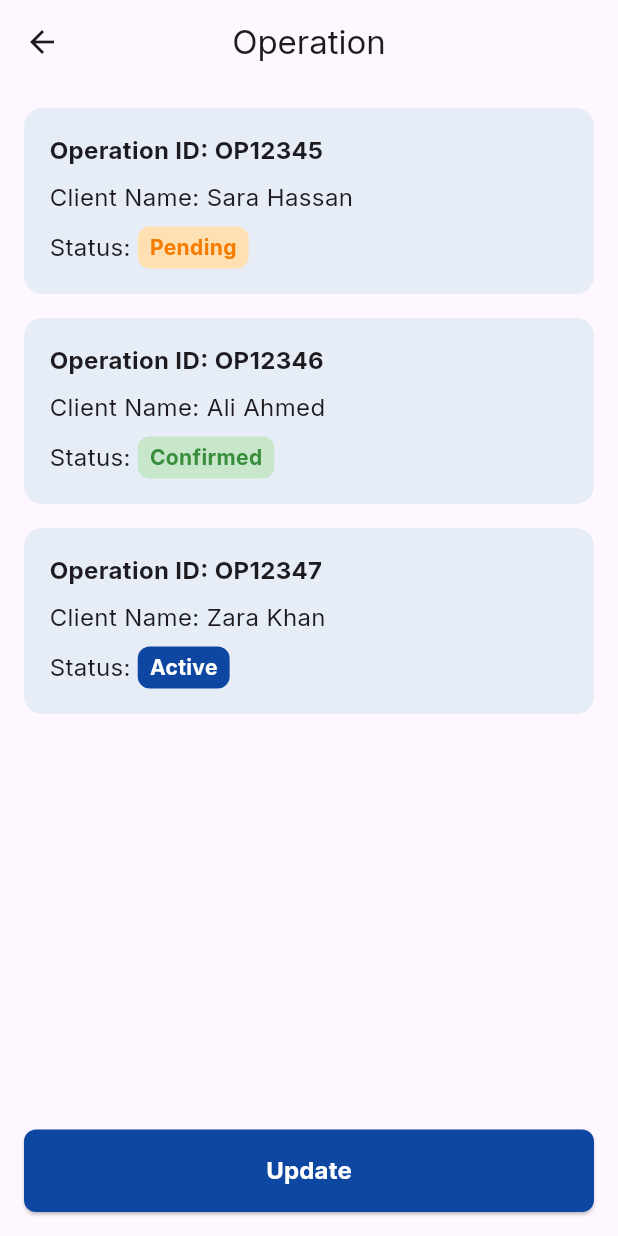
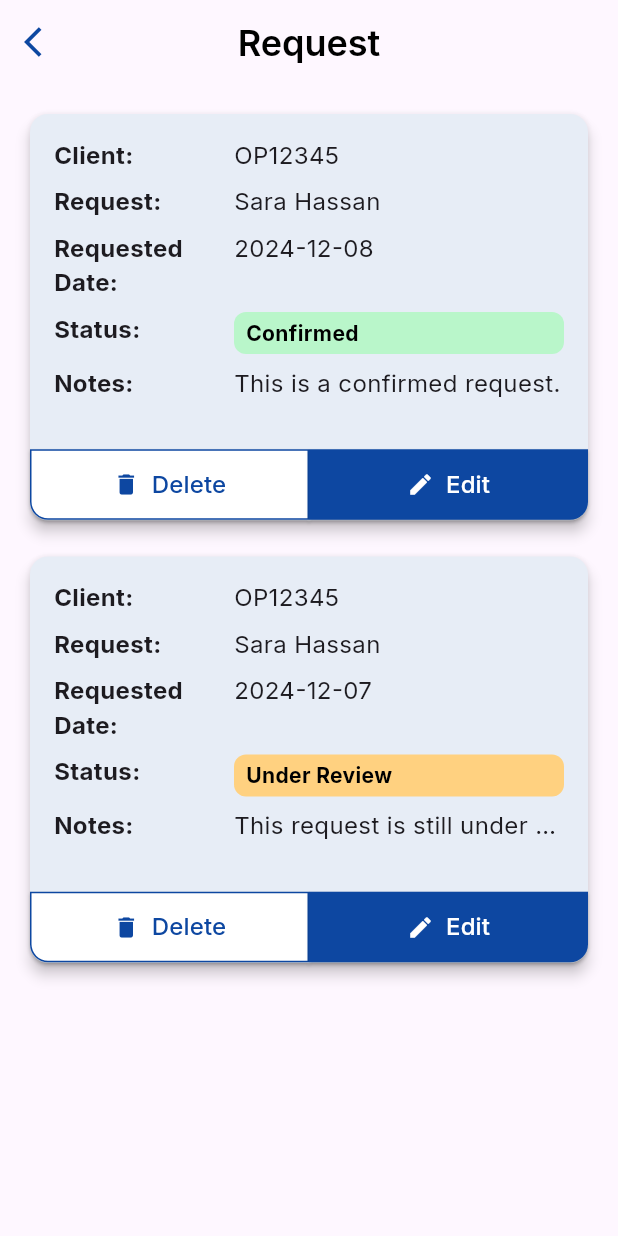
Before and after one commit to Moazzibrahim/Travelta, a Flutter app: the AdminHomeScreen screen opened directly, after a tap on "Request", on a phone screen of 412 x 824 dp. Run offline on Flutter 3.47's test engine with Material 3 defaults, Android fonts, the phone set to English and light mode, and no system bars; our stand-ins replace flutter_svg, google_fonts, pinput.

Commit message:
home screen

```diff
--- a/lib/constants/colors.dart
+++ b/lib/constants/colors.dart
@@ -1,3 +1,4 @@
 import 'package:flutter/material.dart';
 
 Color mainColor = const Color(0xFF0D47A1);
+const Color secondColor = Color(0xFFE7EDF6);
--- a/lib/view/screens/home_screen.dart
+++ b/lib/view/screens/home_screen.dart
@@ -1,7 +1,11 @@
 import 'package:flutter/material.dart';
 import 'package:flutter_svg/flutter_svg.dart';
 import 'package:flutter_travelta/constants/colors.dart';
+import 'package:flutter_travelta/view/screens/booking%20payment/booking_payment_screen.dart';
 import 'package:flutter_travelta/view/screens/operation/operation_screen.dart';
+import 'package:flutter_travelta/view/screens/request/request_screen.dart';
+
+import 'NewBooking/new_booking_screen.dart';
 
 class AdminHomeScreen extends StatelessWidget {
   const AdminHomeScreen({super.key});
@@ -47,19 +51,19 @@ class AdminHomeScreen extends StatelessWidget {
               context: context,
               svgPath: "assets/images/Frame 1261154914 (1).svg",
               label: "Request",
-              targetScreen: const OperationScreen(),
+              targetScreen: const RequestScreen(),
             ),
             _buildDashboardCard(
               context: context,
               svgPath: "assets/images/Frame 1261154914 (2).svg",
               label: "New Booking",
-              targetScreen: const OperationScreen(),
+              targetScreen: const NewBookingScreen(),
             ),
             _buildDashboardCard(
               context: context,
               svgPath: "assets/images/Frame 1261154914 (3).svg",
               label: "Booking Payment",
-              targetScreen: const OperationScreen(),
+              targetScreen: const BookingPaymentScreen(),
             ),
           ],
         ),
--- a/lib/view/screens/operation/operation_screen.dart
+++ b/lib/view/screens/operation/operation_screen.dart
@@ -1,5 +1,6 @@
 import 'package:flutter/material.dart';
 import 'package:flutter_travelta/constants/colors.dart';
+import 'package:flutter_travelta/view/widgets/appbar_widget.dart';
 
 class OperationScreen extends StatefulWidget {
   const OperationScreen({super.key});
@@ -15,22 +16,11 @@ class _OperationScreenState extends State<OperationScreen> {
   @override
   Widget build(BuildContext context) {
     return Scaffold(
-      appBar: AppBar(
-        centerTitle: true,
-        title: const Text('Operation'
-        ),
-        leading: IconButton(
-          icon: const Icon(Icons.arrow_back),
-          onPressed: () {
-            Navigator.pop(context);
-          },
-        ),
-      ),
+      appBar:const CustomAppBar(title: 'Operation'),
       body: Padding(
         padding: const EdgeInsets.all(16.0),
         child: Column(
           children: [
-            // First Card
             buildOperationCard(
               index: 0,
               operationId: "OP12345",
@@ -41,7 +31,6 @@ class _OperationScreenState extends State<OperationScreen> {
             ),
             const SizedBox(height: 16.0),
 
-            // Second Card
             buildOperationCard(
               index: 1,
               operationId: "OP12346",
@@ -52,7 +41,6 @@ class _OperationScreenState extends State<OperationScreen> {
             ),
             const SizedBox(height: 16.0),
 
-            // Third Card
             buildOperationCard(
               index: 2,
               operationId: "OP12347",
--- /dev/null
+++ b/lib/view/screens/request/request_screen.dart
@@ -0,0 +1,181 @@
+import 'package:flutter/material.dart';
+import 'package:flutter_travelta/view/widgets/appbar_widget.dart';
+
+import '../../../constants/colors.dart';
+
+class RequestScreen extends StatelessWidget {
+  const RequestScreen({super.key});
+
+  @override
+  Widget build(BuildContext context) {
+    return Scaffold(
+      appBar: const CustomAppBar(title: 'Request'),
+      body: Padding(
+        padding: const EdgeInsets.all(16.0),
+        child: ListView(
+          children: [
+            buildRequestCard(
+              client: 'OP12345',
+              request: 'Sara Hassan',
+              requestedDate: '2024-12-08',
+              status: 'Confirmed',
+              statusColor: Colors.greenAccent.shade100,
+              notes: 'This is a confirmed request.',
+            ),
+            const SizedBox(height: 16.0),
+            buildRequestCard(
+              client: 'OP12345',
+              request: 'Sara Hassan',
+              requestedDate: '2024-12-07',
+              status: 'Under Review',
+              statusColor: Colors.orangeAccent.shade100,
+              notes: 'This request is still under review.',
+            ),
+          ],
+        ),
+      ),
+    );
+  }
+
+  Widget buildRequestCard({
+    required String client,
+    required String request,
+    required String requestedDate,
+    required String status,
+    required Color statusColor,
+    required String notes,
+  }) {
+    return Card(
+      elevation: 4,
+      shape: RoundedRectangleBorder(
+        borderRadius: BorderRadius.circular(12.0),
+      ),
+      color: const Color.fromRGBO(231, 237, 246, 1),
+      child: Column(
+        crossAxisAlignment: CrossAxisAlignment.start,
+        children: [
+          Padding(
+            padding: const EdgeInsets.all(16.0),
+            child: Column(
+              crossAxisAlignment: CrossAxisAlignment.start,
+              children: [
+                buildAlignedRow('Client:', client),
+                const SizedBox(height: 8.0),
+                buildAlignedRow('Request:', request),
+                const SizedBox(height: 8.0),
+                buildAlignedRow('Requested Date:', requestedDate),
+                const SizedBox(height: 8.0),
+                Row(
+                  crossAxisAlignment: CrossAxisAlignment.start,
+                  children: [
+                    const SizedBox(
+                      width: 120,
+                      child: Text(
+                        'Status:',
+                        style: TextStyle(
+                          fontWeight: FontWeight.bold,
+                          fontSize: 16,
+                        ),
+                      ),
+                    ),
+                    Expanded(
+                      child: Container(
+                        padding: const EdgeInsets.symmetric(
+                          vertical: 4.0,
+                          horizontal: 8.0,
+                        ),
+                        decoration: BoxDecoration(
+                          color: statusColor,
+                          borderRadius: BorderRadius.circular(8.0),
+                        ),
+                        child: Text(
+                          status,
+                          style: const TextStyle(
+                            fontWeight: FontWeight.bold,
+                            fontSize: 14,
+                            color: Colors.black,
+                          ),
+                        ),
+                      ),
+                    ),
+                  ],
+                ),
+                const SizedBox(height: 8.0),
+                buildAlignedRow('Notes:', notes),
+              ],
+            ),
+          ),
+          const SizedBox(height: 16.0),
+          Row(
+            children: [
+              Expanded(
+                child: ElevatedButton.icon(
+                  style: ElevatedButton.styleFrom(
+                    backgroundColor: Colors.white,
+                    side: BorderSide(color: mainColor, width: 1),
+                    shape: const RoundedRectangleBorder(
+                      borderRadius: BorderRadius.only(
+                        bottomLeft: Radius.circular(12.0),
+                      ),
+                    ),
+                    padding: const EdgeInsets.symmetric(vertical: 12.0),
+                  ),
+                  onPressed: () {},
+                  icon: Icon(Icons.delete, color: mainColor),
+                  label: Text(
+                    'Delete',
+                    style: TextStyle(fontSize: 16, color: mainColor),
+                  ),
+                ),
+              ),
+              Expanded(
+                child: ElevatedButton.icon(
+                  style: ElevatedButton.styleFrom(
+                    backgroundColor: mainColor,
+                    shape: const RoundedRectangleBorder(
+                      borderRadius: BorderRadius.only(
+                        bottomRight: Radius.circular(12.0),
+                      ),
+                    ),
+                    padding: const EdgeInsets.symmetric(vertical: 12.0),
+                  ),
+                  onPressed: () {},
+                  icon: const Icon(Icons.edit, color: Colors.white),
+                  label: const Text(
+                    'Edit',
+                    style: TextStyle(fontSize: 16, color: Colors.white),
+                  ),
+                ),
+              ),
+            ],
+          ),
+        ],
+      ),
+    );
+  }
+
+  Widget buildAlignedRow(String label, String value) {
+    return Row(
+      crossAxisAlignment: CrossAxisAlignment.start,
+      children: [
+        SizedBox(
+          width: 120,
+          child: Text(
+            label,
+            style: const TextStyle(
+              fontWeight: FontWeight.bold,
+              fontSize: 16,
+            ),
+          ),
+        ),
+        Expanded(
+          child: Text(
+            value,
+            style: const TextStyle(fontSize: 16),
+            overflow: TextOverflow.ellipsis,
+          ),
+        ),
+      ],
+    );
+  }
+}
--- a/lib/view/widgets/appbar_widget.dart
+++ b/lib/view/widgets/appbar_widget.dart
@@ -1,4 +1,6 @@
 import 'package:flutter/material.dart';
+
+import '../../constants/colors.dart';
 
 class CustomAppBar extends StatelessWidget implements PreferredSizeWidget {
   final String title;
@@ -18,7 +20,7 @@ class CustomAppBar extends StatelessWidget implements PreferredSizeWidget {
   Widget build(BuildContext context) {
     return AppBar(
       leading: IconButton(
-        icon: const Icon(Icons.arrow_back_ios, color: Colors.black),
+        icon: Icon(Icons.arrow_back_ios, color: mainColor),
         onPressed: onBackPressed ?? () => Navigator.pop(context),
       ),
       title: Text(
```
Also changed, not shown: lib/view/screens/NewBooking/new_booking_screen.dart (added, +125 -0 lines), lib/view/screens/booking payment/booking_payment_screen.dart (added, +246 -0 lines).
